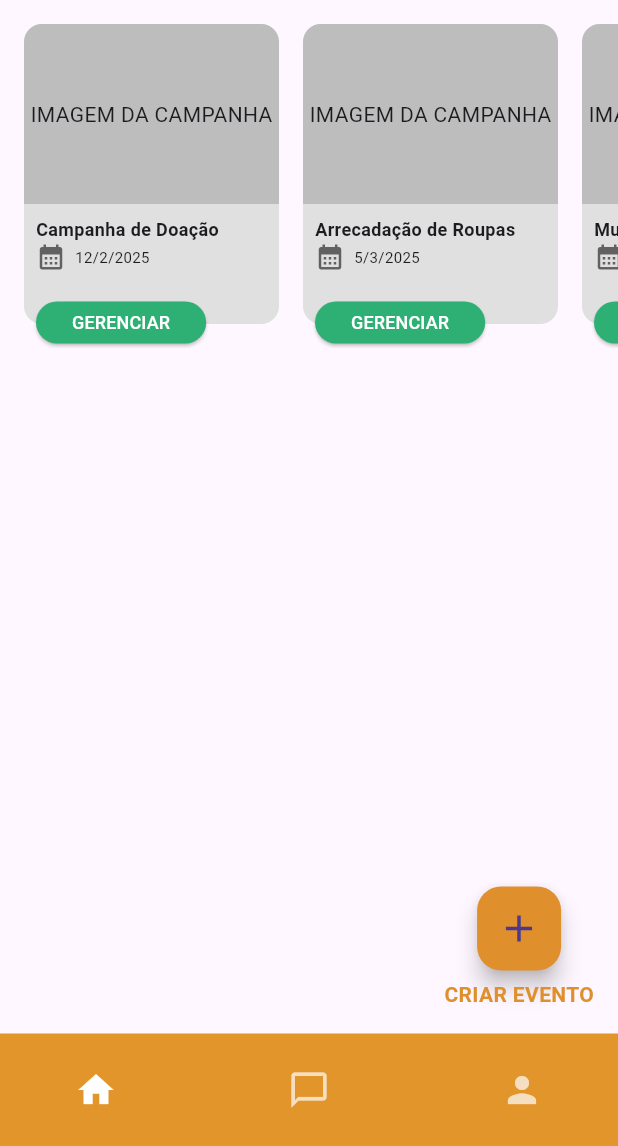
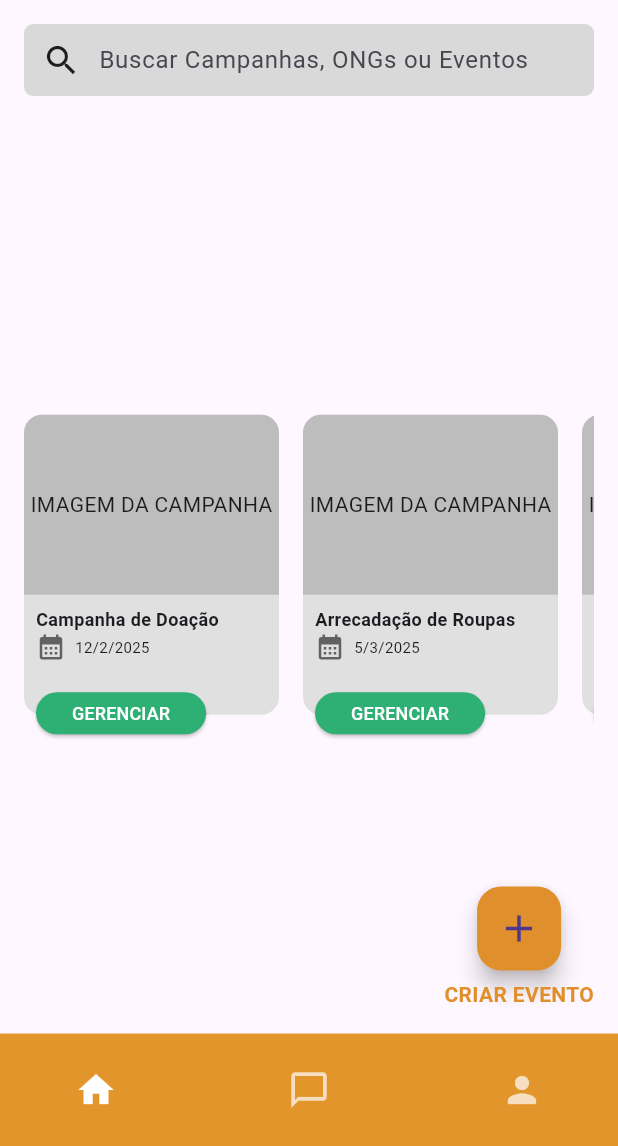
Before and after one commit to fga-eps-mds/2025.2-Gilgamesh, a Flutter app: the TelaListaDeEventos screen opened directly, on a phone screen of 412 x 824 dp, the part 90-1236 px from its top. Run offline on Flutter 3.47's test engine with Material 3 defaults, Android fonts, the phone set to English and light mode, and no system bars.

Commit message:
Widget da barra de pesquisa e sua adição na tela de lista de eventos

```diff
--- a/mobile_apoia/lib/telas/tela_lista_de_eventos.dart
+++ b/mobile_apoia/lib/telas/tela_lista_de_eventos.dart
@@ -3,6 +3,7 @@ import 'package:flutter/material.dart';
 import '../models/event.dart';
 import '../widgets/event_card.dart';
 import '../widgets/barra_inferior_e_superior.dart';
+import '../widgets/barra_de_pesquisa.dart';
 import '/telas/criar_evento.dart';
 
 class TelaListaDeEventos extends StatefulWidget {
@@ -55,9 +56,16 @@ class _TelaListaDeEventosState extends State<TelaListaDeEventos> {
     return Scaffold(
       appBar: const SuperiorBar(),
 
-      body: SingleChildScrollView(
+      body: Padding(
+        padding: const EdgeInsets.all(16),
+        child: Column(
+          children: [
+            const BarraDePesquisa(),
+            const SizedBox(height: 16),
+
+            Expanded(
+              child: SingleChildScrollView(
                 scrollDirection: Axis.horizontal,
-        padding: const EdgeInsets.all(16),
                 child: Row(
                   children: eventosMock
                       .map(
@@ -71,6 +79,10 @@ class _TelaListaDeEventosState extends State<TelaListaDeEventos> {
                       .toList(),
                 ),
               ),
+            ),
+          ],
+        ),
+      ),
 
       floatingActionButton: Column(
         mainAxisAlignment: MainAxisAlignment.end,
@@ -78,7 +90,6 @@ class _TelaListaDeEventosState extends State<TelaListaDeEventos> {
           FloatingActionButton(
             backgroundColor: const Color(0xFFDF8F2C),
             onPressed: () {
-              // Lógica de navegação para a tela CriarEventoTela
               Navigator.push(
                 context,
                 MaterialPageRoute(
--- /dev/null
+++ b/mobile_apoia/lib/widgets/barra_de_pesquisa.dart
@@ -0,0 +1,32 @@
+import 'package:flutter/material.dart';
+
+//Barra de pesquisa
+class BarraDePesquisa extends StatelessWidget {
+  const BarraDePesquisa({super.key});
+
+  @override
+  Widget build(BuildContext context) {
+    return Container(
+      height: 48,
+      padding: EdgeInsets.symmetric(horizontal: 12),
+      decoration: BoxDecoration(
+        color: Color(0xFFD9D9D9),
+        borderRadius: BorderRadius.circular(6),
+      ),
+      child: Row(
+        children: [
+          const Icon(Icons.search, size: 26, color: Colors.black87),
+          const SizedBox(width: 12),
+          Expanded(
+            child: TextField(
+              decoration: const InputDecoration(
+                hintText: "Buscar Campanhas, ONGs ou Eventos",
+                border: InputBorder.none,
+              ),
+            ),
+          ),
+        ],
+      ),
+    );
+  }
+}
```
Lines whose indentation alone changed are shown as unchanged.
